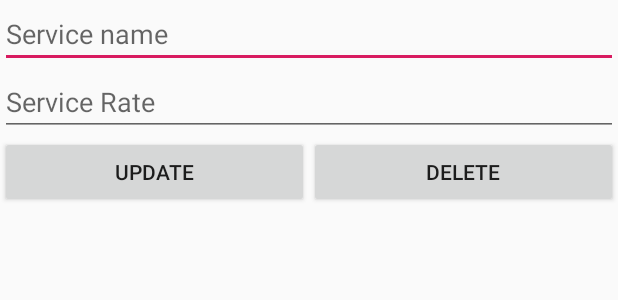
After one commit to JeanMarie300/Introduction-to-software-engineering-project, an Android app: the layout update_service_dialog.xml on its own in the app's theme, with its tools: preview values and no code run, on a phone screen of 412 x 824 dp. The commit adds this screen. Shown: the top 300 px of the screen. Run offline under Robolectric (Android 15) with nearby library versions, the light colour scheme and no system bars.

Commit message:
Added the update page with dialog, update functionality missing ...

```diff
--- a/First Deliverable Code/app/src/main/res/layout/adminupdateservices.xml
+++ b/First Deliverable Code/app/src/main/res/layout/adminupdateservices.xml
@@ -40,7 +40,7 @@
                 tools:text="Update services" />
 
             <ListView
-                android:id="@+id/listViewProducts"
+                android:id="@+id/listViewServices"
                 android:layout_width="match_parent"
                 android:layout_height="match_parent"
                 android:layout_below="@+id/textView">
--- /dev/null
+++ b/First Deliverable Code/app/src/main/res/layout/update_service_dialog.xml
@@ -0,0 +1,42 @@
+<?xml version="1.0" encoding="utf-8"?>
+<LinearLayout xmlns:android="http://schemas.android.com/apk/res/android"
+    android:layout_width="match_parent"
+    android:layout_height="match_parent"
+    android:orientation="vertical">
+
+    <EditText
+        android:id="@+id/editTextServiceName"
+        android:layout_width="match_parent"
+        android:layout_height="wrap_content"
+        android:hint="Service name" />
+
+    <EditText
+        android:id="@+id/editTextServicePrice"
+        android:layout_width="match_parent"
+        android:layout_height="wrap_content"
+        android:layout_below="@id/editTextServicePrice"
+        android:hint="Service Rate" />
+
+    <LinearLayout
+        android:layout_width="match_parent"
+        android:layout_height="wrap_content"
+        android:orientation="horizontal">
+
+        <Button
+            android:id="@+id/buttonUpdateProduct"
+            android:layout_width="wrap_content"
+            android:layout_height="wrap_content"
+            android:layout_weight="1"
+            android:text="Update" />
+
+        <Button
+            android:id="@+id/buttonDeleteProduct"
+            android:layout_width="wrap_content"
+            android:layout_height="wrap_content"
+            android:layout_weight="1"
+            android:text="Delete" />
+
+    </LinearLayout>
+
+
+</LinearLayout>
```
Also changed, not shown: First Deliverable Code/app/src/main/java/com/example/siaedgard/finalproject/AdminUpdateService.java (+77 -33 lines), First Deliverable Code/app/src/main/java/com/example/siaedgard/finalproject/MyDBHandler.java (+8 -22 lines).
